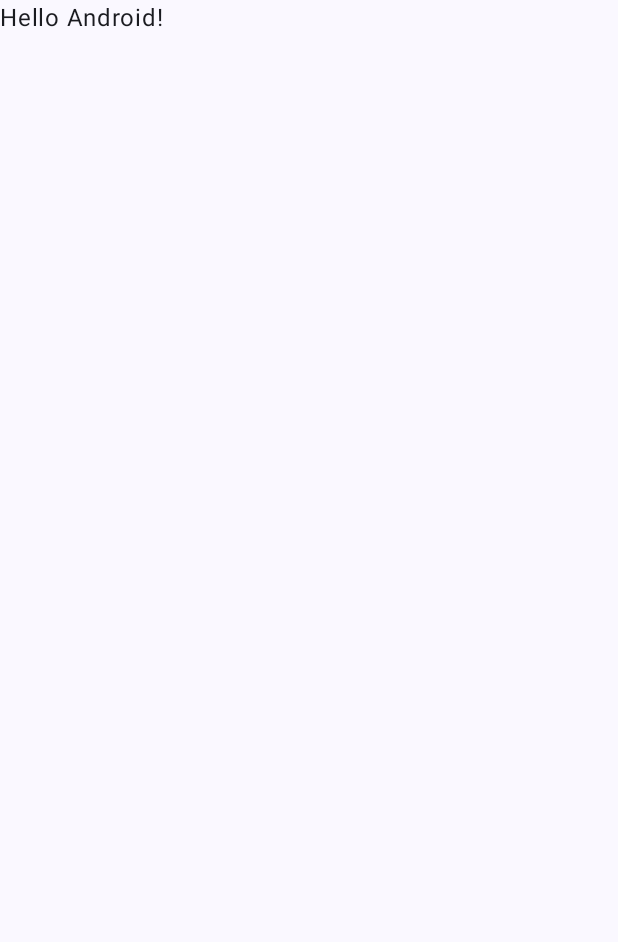
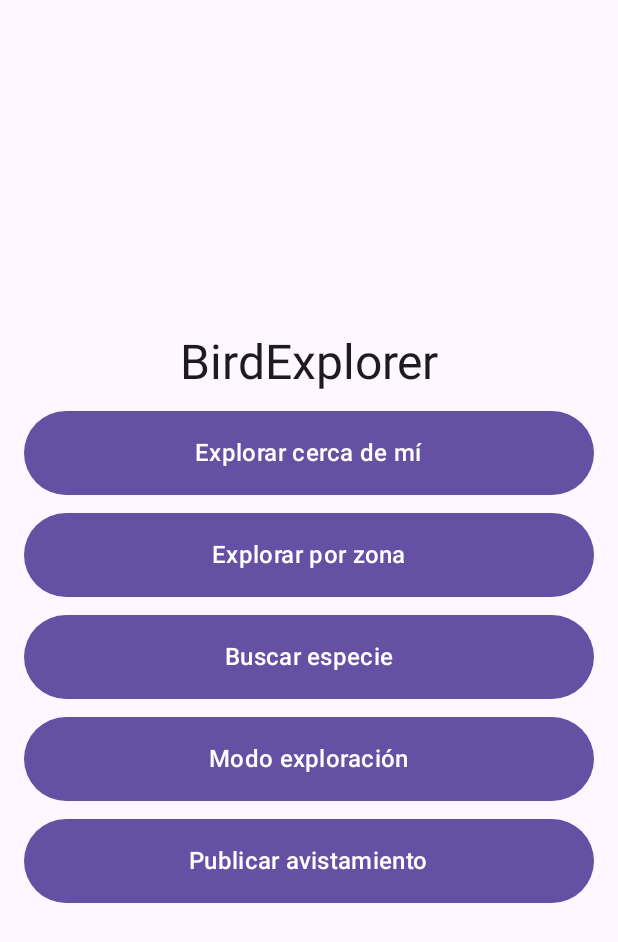
Before and after one commit to josemanuelmonino/BirdExplorer, an Android app built with Jetpack Compose: the screen it shows after launch (MainActivity), on a phone screen of 412 x 824 dp. Before the commit the part shown is almost empty. Shown: the top 942 px of the screen. Run offline under Robolectric (Android 15) with nearby library versions, the phone set to English and light mode, and no system bars.

Commit message:
Add navigation skeleton and home screen(with several buttons that will implement the different sections of the app

```diff
--- a/app/build.gradle.kts
+++ b/app/build.gradle.kts
@@ -51,4 +51,7 @@ dependencies {
     androidTestImplementation(libs.androidx.junit)
     debugImplementation(libs.androidx.compose.ui.test.manifest)
     debugImplementation(libs.androidx.compose.ui.tooling)
+    implementation(libs.androidx.navigation.compose)
+    implementation(libs.androidx.lifecycle.viewmodel.compose)
+    implementation(libs.osmdroid.android)
 }
--- a/app/src/main/AndroidManifest.xml
+++ b/app/src/main/AndroidManifest.xml
@@ -1,6 +1,10 @@
 <?xml version="1.0" encoding="utf-8"?>
 <manifest xmlns:android="http://schemas.android.com/apk/res/android"
     xmlns:tools="http://schemas.android.com/tools">
+    <uses-permission android:name="android.permission.INTERNET" />
+    <uses-permission android:name="android.permission.ACCESS_FINE_LOCATION" />
+    <uses-permission android:name="android.permission.ACCESS_COARSE_LOCATION" />
+    <uses-permission android:name="android.permission.ACTIVITY_RECOGNITION" />
 
     <application
         android:allowBackup="true"
--- a/app/src/main/java/dte/masteriot/birdexplorer/MainActivity.kt
+++ b/app/src/main/java/dte/masteriot/birdexplorer/MainActivity.kt
@@ -11,6 +11,7 @@ import androidx.compose.material3.Text
 import androidx.compose.runtime.Composable
 import androidx.compose.ui.Modifier
 import androidx.compose.ui.tooling.preview.Preview
+import dte.masteriot.birdexplorer.ui.navigation.BirdExplorerNavHost
 import dte.masteriot.birdexplorer.ui.theme.BirdExplorerTheme
 
 class MainActivity : ComponentActivity() {
@@ -18,12 +19,9 @@ class MainActivity : ComponentActivity() {
         super.onCreate(savedInstanceState)
         enableEdgeToEdge()
         setContent {
-            BirdExplorerTheme {
+            BirdExplorerTheme(dynamicColor = false) {
                 Scaffold(modifier = Modifier.fillMaxSize()) { innerPadding ->
-                    Greeting(
-                        name = "Android",
-                        modifier = Modifier.padding(innerPadding)
-                    )
+                    BirdExplorerNavHost(modifier = Modifier.padding(innerPadding))
                 }
             }
         }
--- /dev/null
+++ b/app/src/main/java/dte/masteriot/birdexplorer/data/FileDataSource.kt
@@ -0,0 +1 @@
+package dte.masteriot.birdexplorer.data
--- /dev/null
+++ b/app/src/main/java/dte/masteriot/birdexplorer/data/NetworkDataSource.kt
@@ -0,0 +1 @@
+package dte.masteriot.birdexplorer.data
--- /dev/null
+++ b/app/src/main/java/dte/masteriot/birdexplorer/data/Repository.kt
@@ -0,0 +1 @@
+package dte.masteriot.birdexplorer.data
--- /dev/null
+++ b/app/src/main/java/dte/masteriot/birdexplorer/ui/Composables.kt
@@ -0,0 +1 @@
+package dte.masteriot.birdexplorer.ui
--- /dev/null
+++ b/app/src/main/java/dte/masteriot/birdexplorer/ui/UiState.kt
@@ -0,0 +1,4 @@
+package dte.masteriot.birdexplorer.ui
+
+class UiState {
+}
--- /dev/null
+++ b/app/src/main/java/dte/masteriot/birdexplorer/ui/ViewModel.kt
@@ -0,0 +1 @@
+package dte.masteriot.birdexplorer.ui
--- /dev/null
+++ b/app/src/main/java/dte/masteriot/birdexplorer/ui/navigation/Screens.kt
@@ -0,0 +1,5 @@
+package dte.masteriot.birdexplorer.ui.navigation
+
+enum class Screens {
+    Home, NearMe, ByArea, SearchSpecies, ExplorationMode, PublishSighting
+}
--- /dev/null
+++ b/app/src/main/java/dte/masteriot/birdexplorer/ui/navigation/ScreensAndNavigation.kt
@@ -0,0 +1,85 @@
+package dte.masteriot.birdexplorer.ui.navigation
+
+import androidx.compose.foundation.layout.Arrangement
+import androidx.compose.foundation.layout.Column
+import androidx.compose.foundation.layout.fillMaxSize
+import androidx.compose.foundation.layout.fillMaxWidth
+import androidx.compose.foundation.layout.heightIn
+import androidx.compose.foundation.layout.padding
+import androidx.compose.material3.Button
+import androidx.compose.material3.MaterialTheme
+import androidx.compose.material3.Text
+import androidx.compose.runtime.Composable
+import androidx.compose.ui.Alignment
+import androidx.compose.ui.Modifier
+import androidx.compose.ui.res.stringResource
+import androidx.compose.ui.unit.dp
+import dte.masteriot.birdexplorer.R
+import androidx.navigation.compose.NavHost
+import androidx.navigation.compose.composable
+import androidx.navigation.compose.rememberNavController
+
+@Composable
+fun HomeScreen(
+    onNearMeClick: () -> Unit,
+    onByAreaClick: () -> Unit,
+    onSearchClick: () -> Unit,
+    onExplorationClick: () -> Unit,
+    onPublishClick: () -> Unit,
+    modifier: Modifier = Modifier
+) {
+    Column(
+        modifier = modifier.fillMaxSize().padding(16.dp),
+        verticalArrangement = Arrangement.spacedBy(12.dp, Alignment.CenterVertically),
+        horizontalAlignment = Alignment.CenterHorizontally
+    ) {
+        Text(
+            text = stringResource(R.string.home_title),
+            style = MaterialTheme.typography.headlineLarge
+        )
+        HomeButton(R.string.home_explore_near, onNearMeClick)
+        HomeButton(R.string.home_explore_area, onByAreaClick)
+        HomeButton(R.string.home_search_species, onSearchClick)
+        HomeButton(R.string.home_exploration_mode, onExplorationClick)
+        HomeButton(R.string.home_publish_sighting, onPublishClick)
+    }
+}
+
+@Composable
+private fun HomeButton(textRes: Int, onClick: () -> Unit) {
+    Button(
+        onClick = onClick,
+        modifier = Modifier.fillMaxWidth().heightIn(min = 56.dp)
+    ) {
+        Text(
+            text = stringResource(textRes),
+            style = MaterialTheme.typography.titleMedium
+        )
+    }
+}
+
+@Composable
+fun BirdExplorerNavHost(modifier: Modifier = Modifier) {
+    val navController = rememberNavController()   // el conductor
+
+    NavHost(                                       // el mapa
+        navController = navController,
+        startDestination = Screens.Home.name,
+        modifier = modifier
+    ) {
+        composable(Screens.Home.name) {
+            HomeScreen(
+                onNearMeClick = { navController.navigate(Screens.NearMe.name) },
+                onByAreaClick = { navController.navigate(Screens.ByArea.name) },
+                onSearchClick = { navController.navigate(Screens.SearchSpecies.name) },
+                onExplorationClick = { navController.navigate(Screens.ExplorationMode.name) },
+                onPublishClick = { navController.navigate(Screens.PublishSighting.name) }
+            )
+        }
+        composable(Screens.NearMe.name) { Text("Explorar cerca de mí") }
+        composable(Screens.ByArea.name) { Text("Explorar por zona") }
+        composable(Screens.SearchSpecies.name) { Text("Buscar especie") }
+        composable(Screens.ExplorationMode.name) { Text("Modo exploración") }
+        composable(Screens.PublishSighting.name) { Text("Publicar avistamiento") }
+    }
+}
--- a/app/src/main/res/values/strings.xml
+++ b/app/src/main/res/values/strings.xml
@@ -1,3 +1,9 @@
 <resources>
     <string name="app_name">BirdExplorer</string>
+    <string name="home_title">BirdExplorer</string>
+    <string name="home_explore_near">Explorar cerca de mí</string>
+    <string name="home_explore_area">Explorar por zona</string>
+    <string name="home_search_species">Buscar especie</string>
+    <string name="home_exploration_mode">Modo exploración</string>
+    <string name="home_publish_sighting">Publicar avistamiento</string>
 </resources>
--- a/gradle/libs.versions.toml
+++ b/gradle/libs.versions.toml
@@ -8,6 +8,9 @@ lifecycleRuntimeKtx = "2.11.0"
 activityCompose = "1.13.0"
 kotlin = "2.2.10"
 composeBom = "2026.02.01"
+navigationCompose = "2.9.8"
+lifecycleViewmodelCompose = "2.11.0"
+osmdroid = "6.1.20"
 
 [libraries]
 androidx-core-ktx = { group = "androidx.core", name = "core-ktx", version.ref = "coreKtx" }
@@ -24,6 +27,9 @@ androidx-compose-ui-tooling-preview = { group = "androidx.compose.ui", name = "u
 androidx-compose-ui-test-manifest = { group = "androidx.compose.ui", name = "ui-test-manifest" }
 androidx-compose-ui-test-junit4 = { group = "androidx.compose.ui", name = "ui-test-junit4" }
 androidx-compose-material3 = { group = "androidx.compose.material3", name = "material3" }
+androidx-navigation-compose = { group = "androidx.navigation", name = "navigation-compose", version.ref = "navigationCompose" }
+androidx-lifecycle-viewmodel-compose = { group = "androidx.lifecycle", name = "lifecycle-viewmodel-compose", version.ref = "lifecycleViewmodelCompose" }
+osmdroid-android = { group = "org.osmdroid", name = "osmdroid-android", version.ref = "osmdroid" }
 
 [plugins]
 android-application = { id = "com.android.application", version.ref = "agp" }
```
